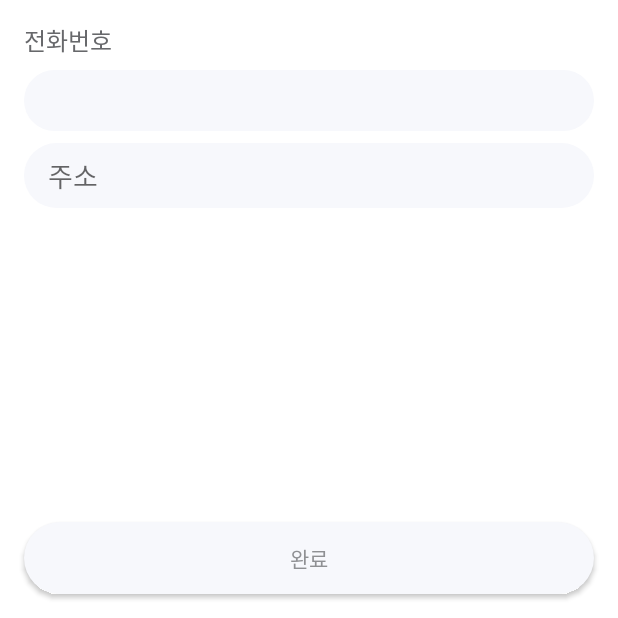
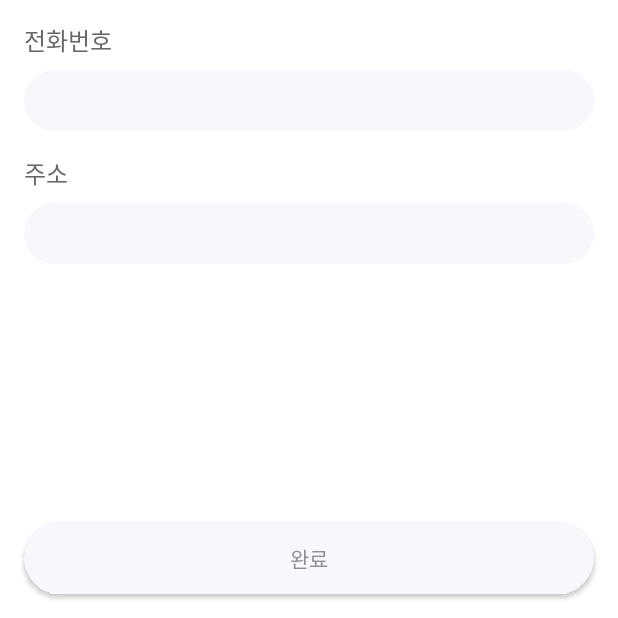
Before and after one commit to teambaekgu/baekgu_dev, an Android app: the SignupActivity screen opened directly, with no data from a screen before it, on a phone screen of 412 x 824 dp, the part 618-1236 px from its top. Run offline under Robolectric (Android 15) with nearby library versions, the phone set to English and light mode, and no system bars; our stand-ins replace Firebase (no records; nobody signed in at launch, a user with empty details on screens opened directly).

Commit message:
회원가입 디자인 수정

```diff
--- a/app/src/main/res/layout/activity_signup.xml
+++ b/app/src/main/res/layout/activity_signup.xml
@@ -242,24 +242,46 @@
         </androidx.appcompat.widget.LinearLayoutCompat>
 
 
+        <androidx.appcompat.widget.LinearLayoutCompat
+            android:id="@+id/signup_layout_town"
+            android:layout_width="match_parent"
+            android:layout_height="wrap_content"
+            android:orientation="vertical"
+            android:paddingHorizontal="16dp"
+            android:layout_marginTop="16dp"
+            app:layout_constraintTop_toBottomOf="@+id/signup_layout_number"
+            app:layout_constraintLeft_toLeftOf="parent"
+            app:layout_constraintRight_toRightOf="parent"
+            >
 
-
+            <androidx.appcompat.widget.AppCompatTextView
+                android:id="@+id/signup_tv_town_title"
+                android:layout_width="wrap_content"
+                android:layout_height="wrap_content"
+                android:text="주소"
+                android:fontFamily="@font/spoqa_han_sans_neo_bold"
+                android:textColor="@color/darkGrey"
+                android:textSize="16dp"
+                />
 
             <androidx.appcompat.widget.AppCompatEditText
                 android:id="@+id/signup_edit_town"
                 android:layout_width="match_parent"
                 android:layout_height="wrap_content"
-            android:hint="주소"
-            android:layout_marginHorizontal="@dimen/horizontal_margin"
                 android:paddingVertical="8dp"
                 android:paddingHorizontal="16dp"
                 android:maxLength="20"
                 android:background="@drawable/bg_btn_disabled"
                 android:layout_marginTop="@dimen/vertical_margin_small"
-            app:layout_constraintTop_toBottomOf="@+id/signup_layout_number"
-            app:layout_constraintLeft_toLeftOf="parent"
-            app:layout_constraintRight_toRightOf="parent"
                 />
+
+
+        </androidx.appcompat.widget.LinearLayoutCompat>
+
+
+
+
+
     </androidx.constraintlayout.widget.ConstraintLayout>
 
 
```
Lines whose indentation alone changed are shown as unchanged.
